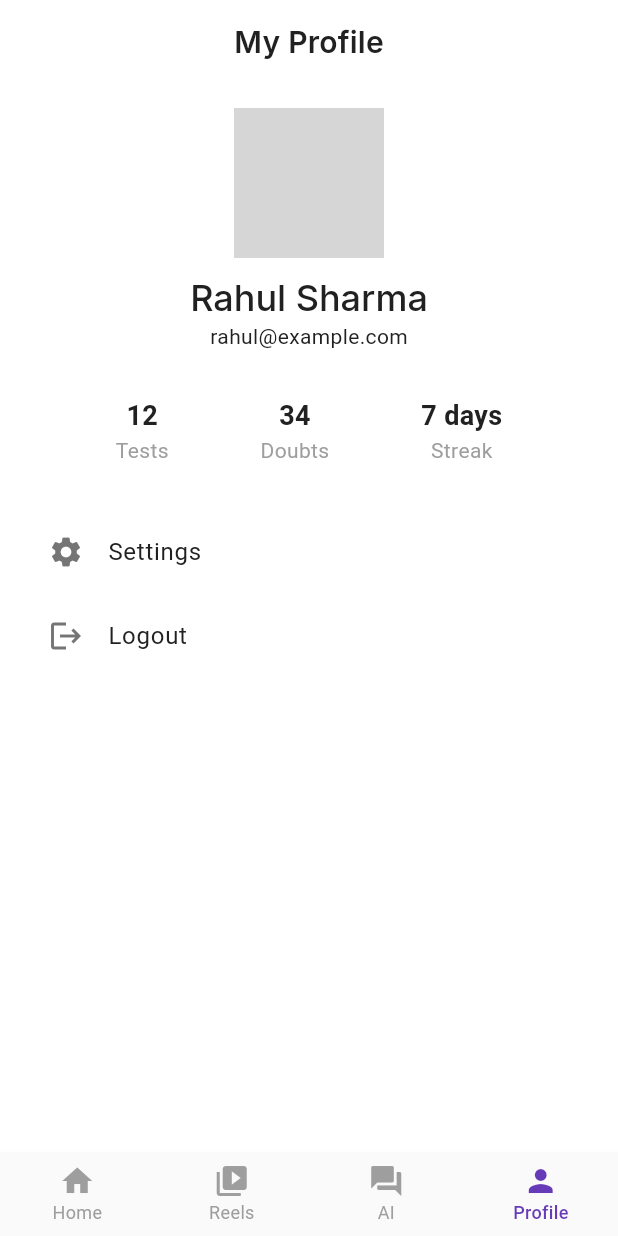
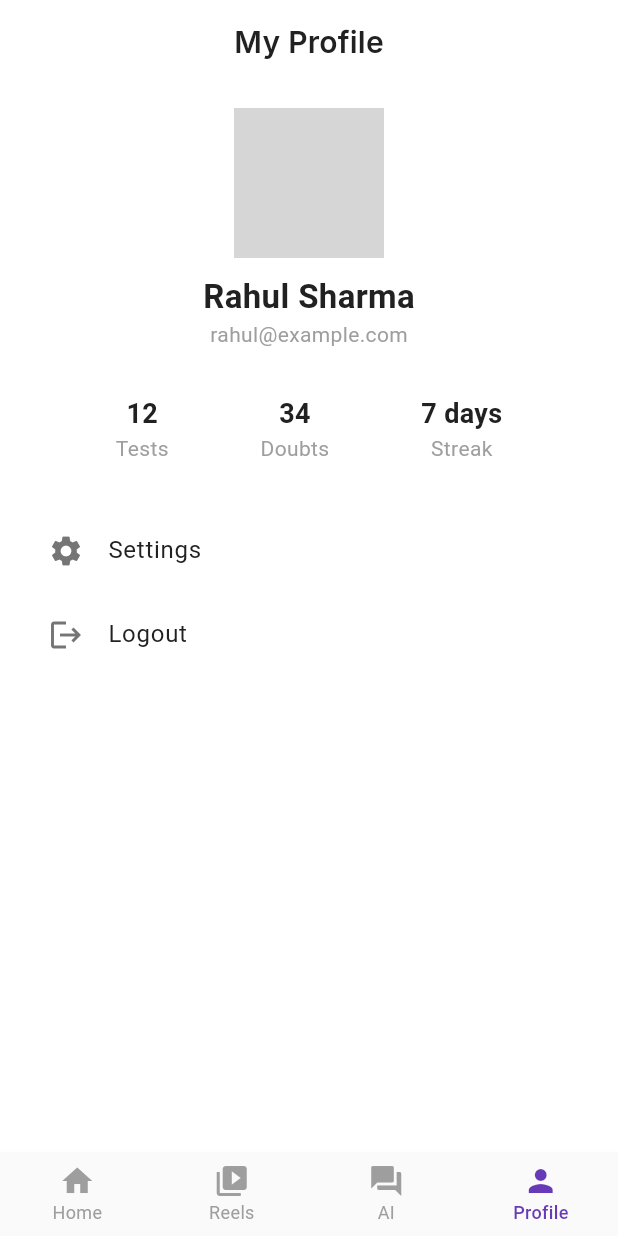
Before and after one commit to rahulrajput19614-prog/study_build_8112, a Flutter app: the screen it shows after launch, item 4 of the bottom bar chosen, on a phone screen of 412 x 824 dp. Run offline on Flutter 3.47's test engine with Material 3 defaults, Android fonts, the phone set to English and light mode, and no system bars; our stand-ins replace cached_network_image, camera, connectivity_plus, dio, file_picker, firebase_core and 11 more; accounts and stored records are empty; network calls fail; grey boxes are pictures that could not be loaded.

Commit message:
Update profile_screen.dart

```diff
--- a/lib/presentation/profile_screen.dart
+++ b/lib/presentation/profile_screen.dart
@@ -14,20 +14,33 @@ class ProfileScreen extends StatelessWidget {
         padding: const EdgeInsets.all(16.0),
         child: Column(
           children: [
+            // User Profile Picture
             const CircleAvatar(
               radius: 50,
-              backgroundImage: AssetImage('assets/images/user.png'), // Placeholder image
+              // Agar asset use karna hai to niche wala use karo
+              // backgroundImage: AssetImage('assets/images/user.png'),
+
+              // Test ke liye network image
+              backgroundImage: NetworkImage('https://via.placeholder.com/150'),
             ),
+
             const SizedBox(height: 10),
-            Text(
+
+            // User Name
+            const Text(
               'Rahul Sharma',
-              style: Theme.of(context).textTheme.headlineSmall,
+              style: TextStyle(fontSize: 22, fontWeight: FontWeight.bold),
             ),
-            Text(
+
+            // Email
+            const Text(
               'rahul@example.com',
-              style: Theme.of(context).textTheme.bodyMedium,
+              style: TextStyle(color: Colors.grey),
             ),
+
             const SizedBox(height: 30),
+
+            // Stats Row
             Row(
               mainAxisAlignment: MainAxisAlignment.spaceEvenly,
               children: const [
@@ -36,16 +49,23 @@ class ProfileScreen extends StatelessWidget {
                 _StatItem(label: 'Streak', value: '7 days'),
               ],
             ),
+
             const SizedBox(height: 30),
+
+            // Options
             ListTile(
               leading: const Icon(Icons.settings),
               title: const Text('Settings'),
-              onTap: () {},
+              onTap: () {
+                // TODO: Add navigation to settings screen
+              },
             ),
             ListTile(
               leading: const Icon(Icons.logout),
               title: const Text('Logout'),
-              onTap: () {},
+              onTap: () {
+                // TODO: Add logout logic
+              },
             ),
           ],
         ),
@@ -64,8 +84,14 @@ class _StatItem extends StatelessWidget {
   Widget build(BuildContext context) {
     return Column(
       children: [
-        Text(value, style: const TextStyle(fontSize: 18, fontWeight: FontWeight.bold)),
-        Text(label, style: const TextStyle(color: Colors.grey)),
+        Text(
+          value,
+          style: const TextStyle(fontSize: 18, fontWeight: FontWeight.bold),
+        ),
+        Text(
+          label,
+          style: const TextStyle(color: Colors.grey),
+        ),
       ],
     );
   }
```
